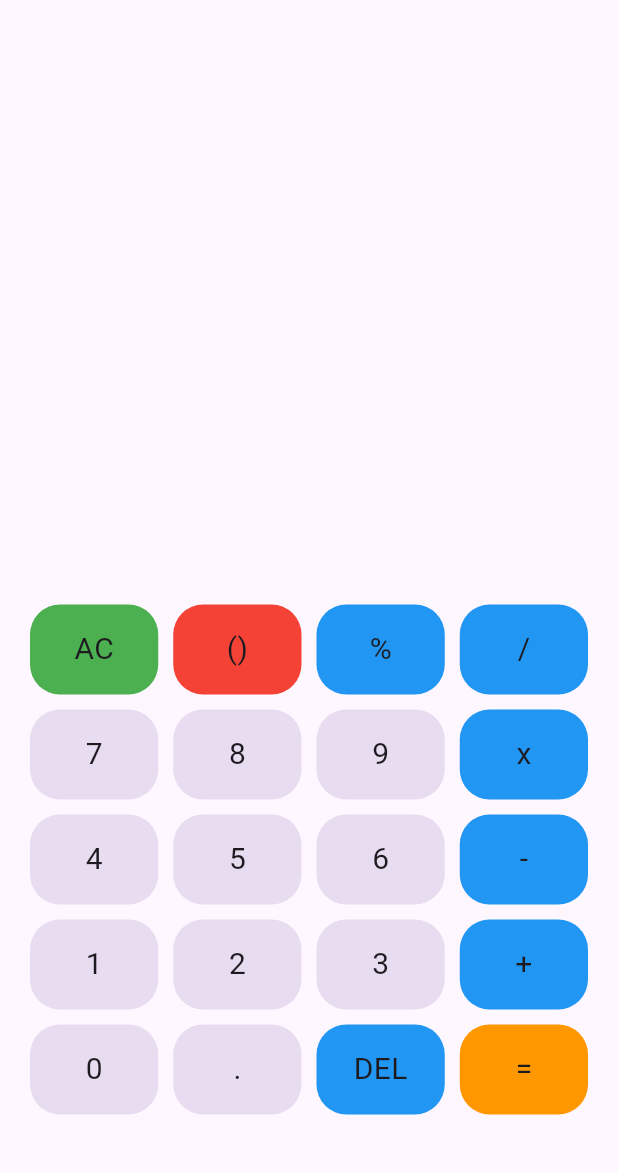
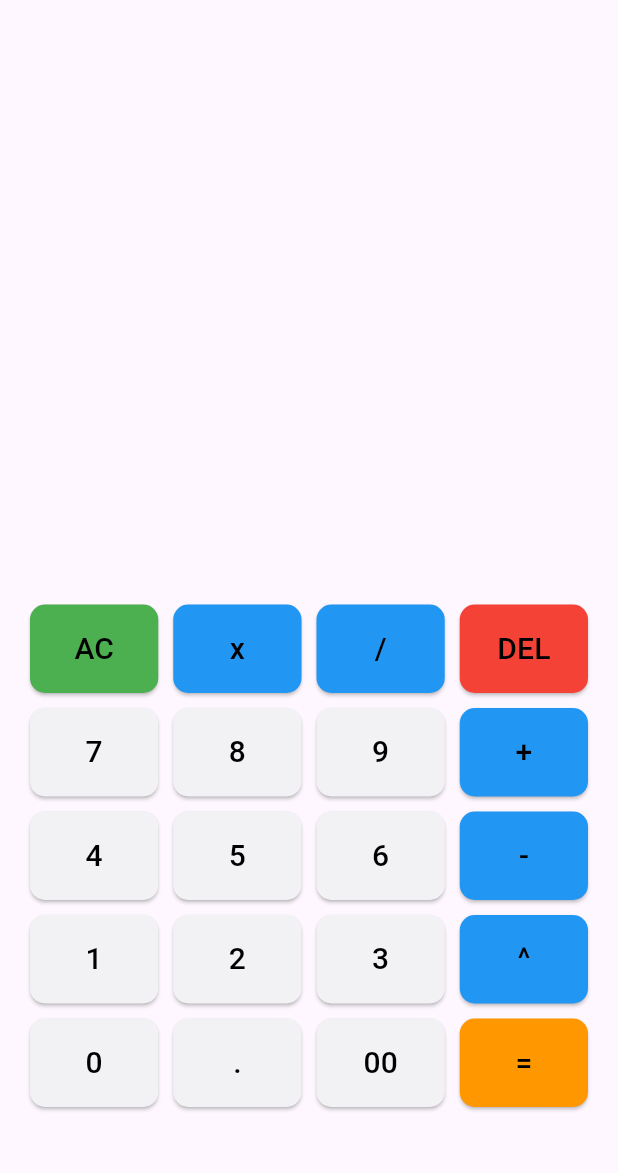
Before and after one commit to MNJTdhr/kalkulator, a Flutter app: the screen it shows after launch, on a phone screen of 412 x 824 dp, the part 63-1236 px from its top. Run offline on Flutter 3.47's test engine with Material 3 defaults, Android fonts, the phone set to English and light mode, and no system bars; our stand-ins replace math_expressions.

Commit message:
fixed a lot, added 00 and a power

```diff
--- a/lib/home_page.dart
+++ b/lib/home_page.dart
@@ -1,6 +1,7 @@
 import 'package:flutter/material.dart';
 import 'package:math_expressions/math_expressions.dart';
 import 'my_button.dart';
+import 'dart:math';
 
 class MainScreen extends StatefulWidget {
   const MainScreen({super.key});
@@ -10,8 +11,8 @@ class MainScreen extends StatefulWidget {
 }
 
 class _MainScreenState extends State<MainScreen> {
-  var userInput = "";
-  var answer = "";
+  String userInput = "";
+  String answer = "";
   ThemeData currentTheme = ThemeData.light();
 
   @override
@@ -38,15 +39,14 @@ class _MainScreenState extends State<MainScreen> {
             ),
           ],
         ),
-        body: SafeArea(
-          child: Padding(
+        body: Padding(
           padding: EdgeInsets.symmetric(horizontal: 20),
           child: Column(
             children: [
               Expanded(
                 child: Container(
                   // decoration: BoxDecoration(
-                    //   color: Colors.grey,
+                  //   color: Color.fromARGB(255, 242, 242, 244),
                   //   borderRadius: BorderRadius.circular(30),
                   // ),
                   child: Column(
@@ -92,16 +92,10 @@ class _MainScreenState extends State<MainScreen> {
                         ),
                         SizedBox(width: 10),
                         MyButton(
-                            title: "()",
-                            color: Colors.red,
-                            onPress: () {},
-                          ),
-                          SizedBox(width: 10),
-                          MyButton(
-                            title: "%",
+                          title: "x",
                           color: Colors.blue,
                           onPress: () {
-                              userInput += "%";
+                            userInput += "x";
                             setState(() {});
                           },
                         ),
@@ -114,13 +108,23 @@ class _MainScreenState extends State<MainScreen> {
                             setState(() {});
                           },
                         ),
+                        SizedBox(width: 10),
+                        MyButton(
+                          title: "DEL",
+                          color: Colors.red,
+                          onPress: () {
+                            userInput =
+                                userInput.substring(0, userInput.length - 1);
+                            setState(() {});
+                          },
+                        ),
                       ],
                     ),
                     Row(
                       children: [
                         MyButton(
                           title: "7",
-                            color: Color.fromARGB(255, 232, 220, 240),
+                          color: Color.fromARGB(255, 242, 242, 244),
                           onPress: () {
                             userInput += "7";
                             setState(() {});
@@ -129,7 +133,7 @@ class _MainScreenState extends State<MainScreen> {
                         SizedBox(width: 10),
                         MyButton(
                           title: "8",
-                            color: Color.fromARGB(255, 232, 220, 240),
+                          color: Color.fromARGB(255, 242, 242, 244),
                           onPress: () {
                             userInput += "8";
                             setState(() {});
@@ -138,7 +142,7 @@ class _MainScreenState extends State<MainScreen> {
                         SizedBox(width: 10),
                         MyButton(
                           title: "9",
-                            color: Color.fromARGB(255, 232, 220, 240),
+                          color: Color.fromARGB(255, 242, 242, 244),
                           onPress: () {
                             userInput += "9";
                             setState(() {});
@@ -146,10 +150,10 @@ class _MainScreenState extends State<MainScreen> {
                         ),
                         SizedBox(width: 10),
                         MyButton(
-                            title: "x",
+                          title: "+",
                           color: Colors.blue,
                           onPress: () {
-                              userInput += "x";
+                            userInput += "+";
                             setState(() {});
                           },
                         ),
@@ -159,7 +163,7 @@ class _MainScreenState extends State<MainScreen> {
                       children: [
                         MyButton(
                           title: "4",
-                            color: Color.fromARGB(255, 232, 220, 240),
+                          color: Color.fromARGB(255, 242, 242, 244),
                           onPress: () {
                             userInput += "4";
                             setState(() {});
@@ -168,7 +172,7 @@ class _MainScreenState extends State<MainScreen> {
                         SizedBox(width: 10),
                         MyButton(
                           title: "5",
-                            color: Color.fromARGB(255, 232, 220, 240),
+                          color: Color.fromARGB(255, 242, 242, 244),
                           onPress: () {
                             userInput += "5";
                             setState(() {});
@@ -177,7 +181,7 @@ class _MainScreenState extends State<MainScreen> {
                         SizedBox(width: 10),
                         MyButton(
                           title: "6",
-                            color: Color.fromARGB(255, 232, 220, 240),
+                          color: Color.fromARGB(255, 242, 242, 244),
                           onPress: () {
                             userInput += "6";
                             setState(() {});
@@ -198,7 +202,7 @@ class _MainScreenState extends State<MainScreen> {
                       children: [
                         MyButton(
                           title: "1",
-                            color: Color.fromARGB(255, 232, 220, 240),
+                          color: Color.fromARGB(255, 242, 242, 244),
                           onPress: () {
                             userInput += "1";
                             setState(() {});
@@ -207,7 +211,7 @@ class _MainScreenState extends State<MainScreen> {
                         SizedBox(width: 10),
                         MyButton(
                           title: "2",
-                            color: Color.fromARGB(255, 232, 220, 240),
+                          color: Color.fromARGB(255, 242, 242, 244),
                           onPress: () {
                             userInput += "2";
                             setState(() {});
@@ -216,7 +220,7 @@ class _MainScreenState extends State<MainScreen> {
                         SizedBox(width: 10),
                         MyButton(
                           title: "3",
-                            color: Color.fromARGB(255, 232, 220, 240),
+                          color: Color.fromARGB(255, 242, 242, 244),
                           onPress: () {
                             userInput += "3";
                             setState(() {});
@@ -224,10 +228,10 @@ class _MainScreenState extends State<MainScreen> {
                         ),
                         SizedBox(width: 10),
                         MyButton(
-                            title: "+",
+                          title: "^",
                           color: Colors.blue,
                           onPress: () {
-                              userInput += "+";
+                            userInput += "^";
                             setState(() {});
                           },
                         ),
@@ -237,7 +241,7 @@ class _MainScreenState extends State<MainScreen> {
                       children: [
                         MyButton(
                           title: "0",
-                            color: Color.fromARGB(255, 232, 220, 240),
+                          color: Color.fromARGB(255, 242, 242, 244),
                           onPress: () {
                             userInput += "0";
                             setState(() {});
@@ -246,7 +250,7 @@ class _MainScreenState extends State<MainScreen> {
                         SizedBox(width: 10),
                         MyButton(
                           title: ".",
-                            color: Color.fromARGB(255, 232, 220, 240),
+                          color: Color.fromARGB(255, 242, 242, 244),
                           onPress: () {
                             userInput += ".";
                             setState(() {});
@@ -254,11 +258,10 @@ class _MainScreenState extends State<MainScreen> {
                         ),
                         SizedBox(width: 10),
                         MyButton(
-                            title: "DEL",
-                            color: Colors.blue,
+                          title: "00",
+                          color: Color.fromARGB(255, 242, 242, 244),
                           onPress: () {
-                              userInput =
-                                  userInput.substring(0, userInput.length - 1);
+                            userInput += "00";
                             setState(() {});
                           },
                         ),
@@ -280,21 +283,27 @@ class _MainScreenState extends State<MainScreen> {
           ),
         ),
       ),
-      ),
     );
   }
 
   void equalButton() {
-    String finalUserInput =
-        userInput.replaceAll('x', '*').replaceAll('%', '*0.01');
+    String finalUserInput = userInput.replaceAll('x', '*');
 
+    List<String> parts = finalUserInput.split('^');
+
+    if (parts.length == 2) {
+      double base = double.parse(parts[0]);
+      double exponent = double.parse(parts[1]);
+      num eval = pow(base, exponent);
+      answer = eval.toString();
+    } else {
       Parser p = Parser();
       Expression expression = p.parse(finalUserInput);
-
       ContextModel contextModel = ContextModel();
       double eval = expression.evaluate(EvaluationType.REAL, contextModel);
+      answer = eval.toString();
+    }
 
-    answer = eval.toString();
     setState(() {});
   }
 }
--- a/lib/my_button.dart
+++ b/lib/my_button.dart
@@ -17,27 +17,42 @@ class MyButton extends StatelessWidget {
     return Expanded(
       child: Padding(
         padding: const EdgeInsets.symmetric(vertical: 5),
-        child: InkWell(
-          onTap: onPress,
-          child: Container(
-            height: 60,
-            width: 60,
-            decoration: BoxDecoration(
-              color: color,
-              borderRadius: BorderRadius.circular(20),
+        child: ElevatedButton(
+          style: ElevatedButton.styleFrom(
+            backgroundColor: color,
+            padding: EdgeInsets.symmetric(vertical: 15),
+            shape: RoundedRectangleBorder(
+              borderRadius: BorderRadius.circular(10),
             ),
-            child: Center(
-              child: Text(
-                title,
-                style: TextStyle(
-                  fontSize: 20,
-                  // color: Colors.white,
-                ),
-              ),
-            ),
+          ),
+          onPressed: onPress,
+          child: Text(
+            title,
+            style: TextStyle(fontSize: 20, color: Colors.black),
           ),
         ),
       ),
     );
   }
 }
+
+// InkWell(
+//           onTap: onPress,
+//           child: Container(
+//             height: 60,
+//             width: 60,
+//             decoration: BoxDecoration(
+//               color: color,
+//               borderRadius: BorderRadius.circular(20),
+//             ),
+//             child: Center(
+//               child: Text(
+//                 title,
+//                 style: TextStyle(
+//                   fontSize: 20,
+//                   // color: Colors.white,
+//                 ),
+//               ),
+//             ),
+//           ),
+//         ),
```
Lines whose indentation alone changed are shown as unchanged.
